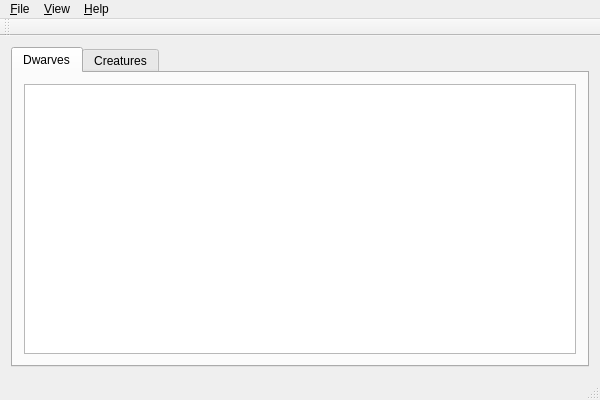
Before: the Qt Designer form Runesmith/runesmith.ui in DFHack/Runesmith, drawn with Qt 5.
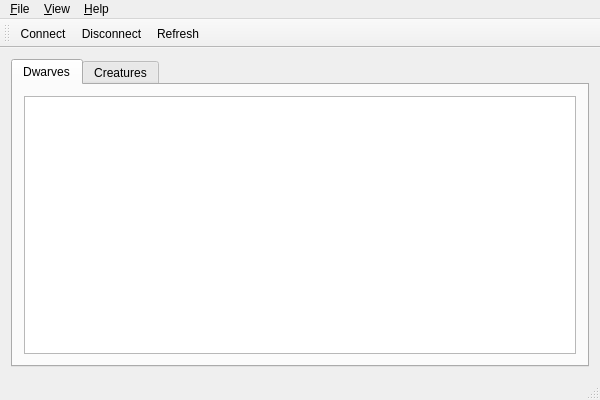
After: the same form once the commit is applied. Icons and pictures are not drawn.

What changed in the file:
```diff
--- a/Runesmith/runesmith.ui
+++ b/Runesmith/runesmith.ui
@@ -26,7 +26,7 @@
        </attribute>
        <layout class="QGridLayout" name="gridLayout_2">
         <item row="0" column="0">
-         <widget class="QListView" name="dwarvesLV"/>
+         <widget class="QTableView" name="dwarvesTV"/>
         </item>
        </layout>
       </widget>
@@ -84,6 +84,9 @@
    <attribute name="toolBarBreak">
     <bool>false</bool>
    </attribute>
+   <addaction name="action_Connect"/>
+   <addaction name="action_Disconnect"/>
+   <addaction name="action_Refresh"/>
   </widget>
   <widget class="QStatusBar" name="statusBar"/>
   <action name="actionE_xit">
@@ -106,6 +109,15 @@
     <string>&amp;About</string>
    </property>
   </action>
+  <action name="action_Disconnect">
+   <property name="icon">
+    <iconset resource="runesmith.qrc">
+     <normaloff>:/Runesmith/Icons/disconnect-icon.png</normaloff>:/Runesmith/Icons/disconnect-icon.png</iconset>
+   </property>
+   <property name="text">
+    <string>&amp;Disconnect</string>
+   </property>
+  </action>
  </widget>
  <layoutdefault spacing="6" margin="11"/>
  <resources>
```
Left out of the diff: 17 changed lines with no effect on the pictures.
